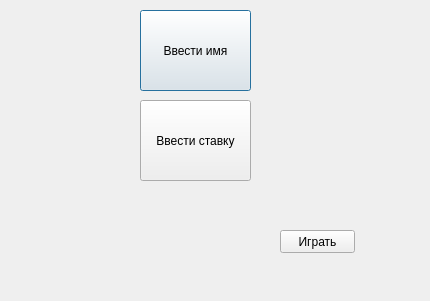
This is kent10813/BJ/firstdialog.ui in h31/ProgrammingCourseBackup as Qt 5 draws it before an edit. The edited form follows.
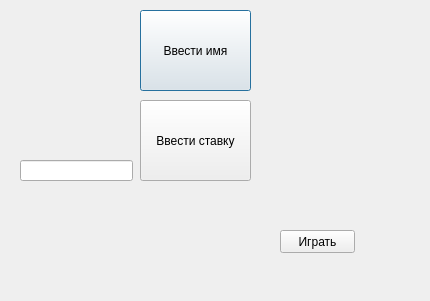
This is the edited form.

```diff
--- a/kent10813/BJ/firstdialog.ui
+++ b/kent10813/BJ/firstdialog.ui
@@ -52,6 +52,16 @@
     <string>Играть</string>
    </property>
   </widget>
+  <widget class="QLineEdit" name="lineEdit">
+   <property name="geometry">
+    <rect>
+     <x>20</x>
+     <y>160</y>
+     <width>113</width>
+     <height>21</height>
+    </rect>
+   </property>
+  </widget>
  </widget>
  <resources/>
  <connections/>
```
